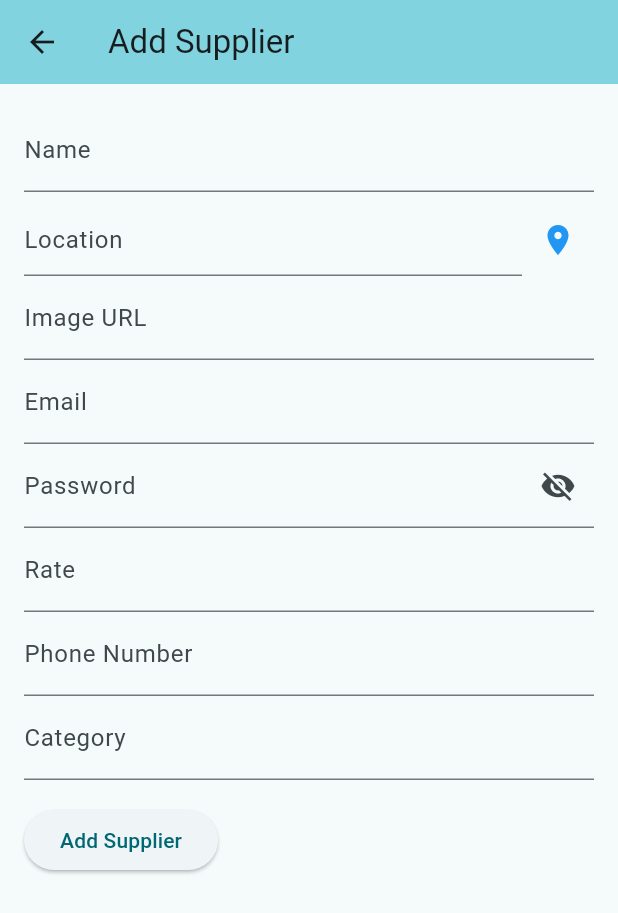
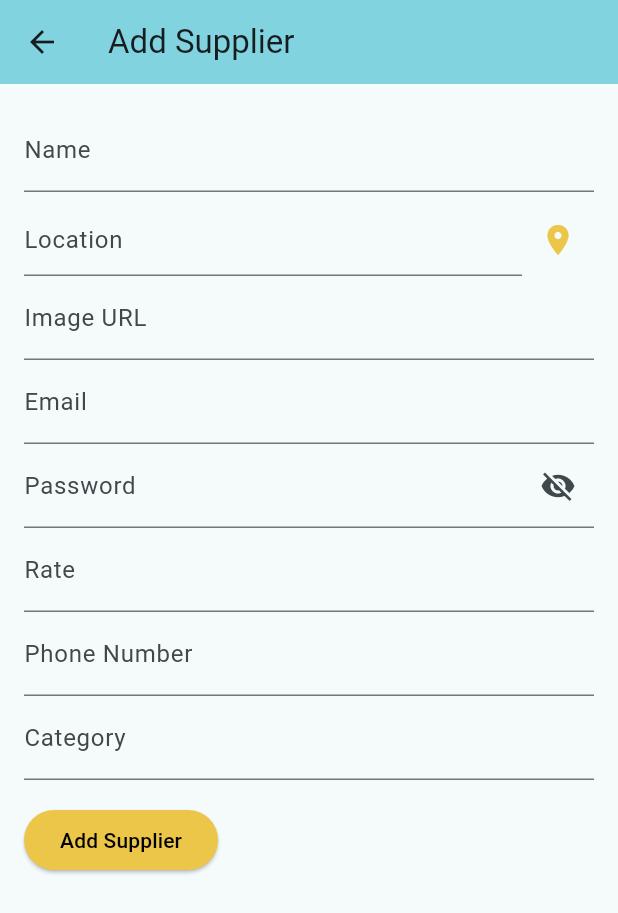
Before and after one commit to fatGubari/order_up_admin, a Flutter app: the AddSupplier screen opened directly, on a phone screen of 412 x 824 dp. Shown: the top 913 px of the screen. Run offline on Flutter 3.47's test engine with Material 3 defaults, Android fonts, the phone set to English and light mode, and no system bars; our stand-ins replace geolocator, go_router, shared_preferences; accounts and stored records are empty.

Commit message:
change the app color

```diff
--- a/lib/pages/dashboard_component/dashboard_page.dart
+++ b/lib/pages/dashboard_component/dashboard_page.dart
@@ -46,7 +46,7 @@ class DashboardPage extends StatelessWidget {
           if (snapshot.connectionState == ConnectionState.waiting) {
             return Center(child: CircularProgressIndicator());
           } else if (snapshot.hasError) {
-            return Center(child: Text('An error occurred!'));
+            return Center(child: Text(snapshot.error.toString()));
           } else if (!snapshot.hasData || snapshot.data!.isEmpty) {
             return Center(child: Text('No data available'));
           } else {
--- a/lib/pages/orders_component/view_orders_page.dart
+++ b/lib/pages/orders_component/view_orders_page.dart
@@ -91,6 +91,7 @@ class _ViewOrdersPageState extends State<ViewOrdersPage> {
                             children: [
                               CircleAvatar(
                                 radius: 30,
+                                backgroundColor: Theme.of(context).iconTheme.color,
                                 child: Text(order.resturantName[0]),
                               ),
                               SizedBox(width: 10),
--- a/lib/pages/restaurant_component/add_restaurant.dart
+++ b/lib/pages/restaurant_component/add_restaurant.dart
@@ -222,6 +222,11 @@ class _AddRestaurantState extends State<AddRestaurant> {
                   ? Center(child: CircularProgressIndicator())
                   : ElevatedButton(
                       onPressed: _saveForm,
+                      style: ButtonStyle(
+                        backgroundColor: WidgetStatePropertyAll(
+                            Theme.of(context).iconTheme.color),
+                        foregroundColor: WidgetStatePropertyAll(Colors.black),
+                      ),
                       child: Text(
                           isEditing ? 'Update Restaurant' : 'Add Restaurant'),
                     ),
--- a/lib/pages/supplier_component/add_supplier.dart
+++ b/lib/pages/supplier_component/add_supplier.dart
@@ -250,6 +250,11 @@ class _AddSupplierState extends State<AddSupplier> {
                   ? Center(child: CircularProgressIndicator())
                   : ElevatedButton(
                       onPressed: _saveForm,
+                      style: ButtonStyle(
+                        backgroundColor: WidgetStatePropertyAll(
+                            Theme.of(context).iconTheme.color),
+                        foregroundColor: WidgetStatePropertyAll(Colors.black),
+                      ),
                       child:
                           Text(isEditing ? 'Update Supplier' : 'Add Supplier'),
                     ),
--- a/lib/pages/supplier_component/location_picker.dart
+++ b/lib/pages/supplier_component/location_picker.dart
@@ -39,7 +39,7 @@ class _LocationPickerState extends State<LocationPicker> {
             IconButton(
               onPressed: _pickLocation,
               icon: const Icon(Icons.location_on),
-              color: Colors.blue,
+              color: Theme.of(context).iconTheme.color,
             ),
           ],
         ),
```
Also changed, not shown: lib/pages/supplier_component/supplier_table.dart (+14 -2 lines), 1 other file.
